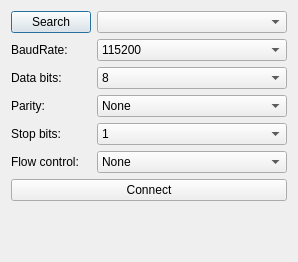
First picture: the form in ui/view/serialportdialog.ui, repository Ilya-Belyanov/QtSTM-Interfase, before the edit.
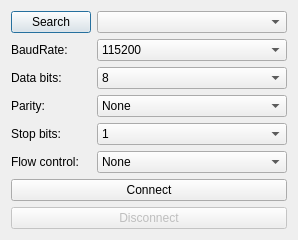
Second picture: the form after the edit.

The edit to the form file:
```diff
--- a/ui/view/serialportdialog.ui
+++ b/ui/view/serialportdialog.ui
@@ -7,7 +7,7 @@
     <x>0</x>
     <y>0</y>
     <width>298</width>
-    <height>262</height>
+    <height>234</height>
    </rect>
   </property>
   <property name="windowTitle">
@@ -111,6 +111,16 @@
      </property>
     </widget>
    </item>
+   <item row="7" column="0" colspan="2">
+    <widget class="QPushButton" name="disconnectPushBtn">
+     <property name="enabled">
+      <bool>false</bool>
+     </property>
+     <property name="text">
+      <string>Disconnect</string>
+     </property>
+    </widget>
+   </item>
   </layout>
  </widget>
  <resources/>
```
Left out of the diff: 3 changed lines with no effect on the pictures.
